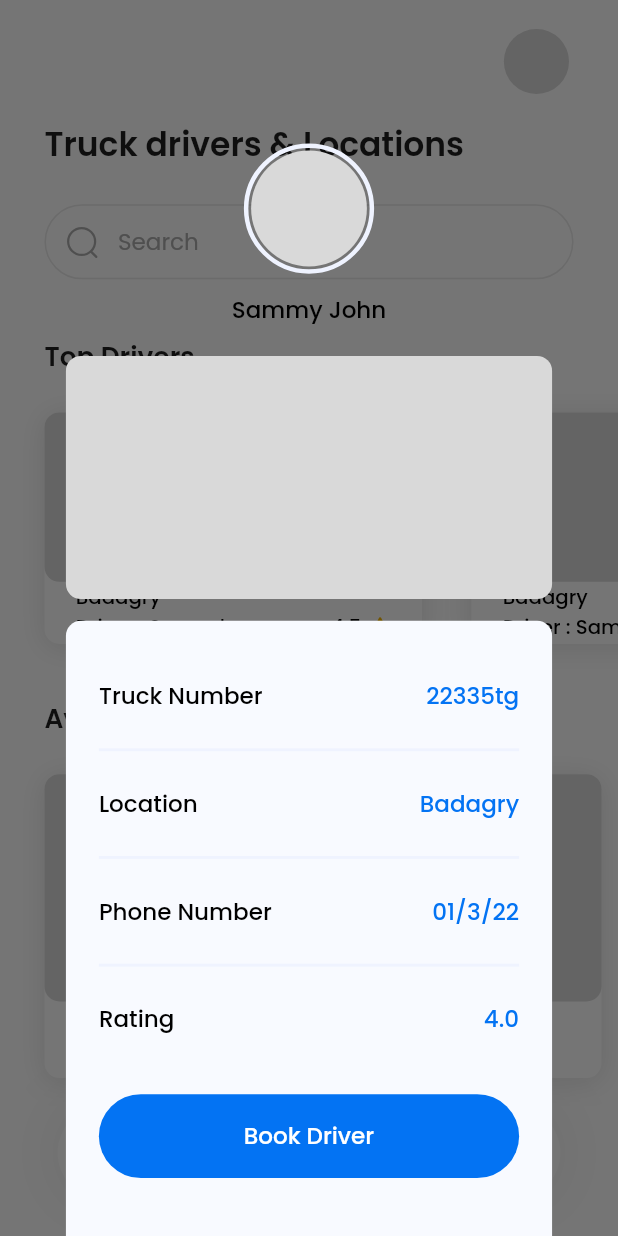
After one commit to Donkelv/lawma_app, a Flutter app: the BottomAppBarScreeen screen opened by its route, after a tap on "Badagry", on a phone screen of 412 x 824 dp. The commit adds this screen. Run offline on Flutter 3.47's test engine with Material 2 defaults, Android fonts, the phone set to English and light mode, and no system bars; our stand-ins replace cloud_firestore, dartz, firebase_auth, firebase_core, flutter_riverpod, flutter_screenutil and 3 more; missing offline and left inert: shape_of_view; accounts and stored records are empty.

Commit message:
feat: dirver details widget

```diff
--- a/lib/data/constant/color_const.dart
+++ b/lib/data/constant/color_const.dart
@@ -10,6 +10,7 @@ class ColorConst {
   static const Color blackColor = Colors.black;
   static const Color primaryColor = Color(0xff0373F3);
   static const Color primaryColor2 = Color(0xff0077FF);
+  static const Color primaryColor3 = Color(0xFFF8FAFF);
   static const Color lightPrimaryColor = Color(0xFFEFF3FF);
   static const Color greyColor = Color(0xFFB4B4B4);
   static const Color greyColor2 = Color(0xFF7B6F72);
--- a/lib/presentation/screens/home_screen.dart
+++ b/lib/presentation/screens/home_screen.dart
@@ -6,6 +6,8 @@ import 'package:lawma_app/data/constant/color_const.dart';
 import 'package:lawma_app/data/constant/image_const.dart';
 import 'package:lawma_app/data/utils/theme_const.dart';
 import 'package:lawma_app/presentation/widgets/available_driver_widget.dart';
+import 'package:lawma_app/presentation/widgets/custom_bottom_sheet.dart';
+import 'package:lawma_app/presentation/widgets/driver_detail_widget.dart';
 import 'package:lawma_app/presentation/widgets/text_field.dart';
 import 'package:lawma_app/presentation/widgets/top_drivers_widget.dart';
 
@@ -101,7 +103,12 @@ class HomeScreen extends StatelessWidget {
                     scrollDirection: Axis.horizontal,
                     itemCount: 5,
                     itemBuilder: (context, index) {
-                      return const TopDriversWidget();
+                      return TopDriversWidget(
+                        onTap: () {
+                          customBottomSheet(
+                              context: context, widget: DriverDetailWidget(),);
+                        },
+                      );
                     }),
               ),
             ),
--- /dev/null
+++ b/lib/presentation/widgets/driver_detail_widget.dart
@@ -0,0 +1,222 @@
+import 'package:flutter/material.dart';
+import 'package:flutter_screenutil/flutter_screenutil.dart';
+import 'package:lawma_app/data/constant/color_const.dart';
+import 'package:lawma_app/data/utils/theme_const.dart';
+import 'package:lawma_app/presentation/widgets/custom_button.dart';
+
+class DriverDetailWidget extends StatelessWidget {
+  const DriverDetailWidget({Key? key}) : super(key: key);
+
+  @override
+  Widget build(BuildContext context) {
+    Size size = MediaQuery.of(context).size;
+    return Padding(
+      padding: EdgeInsets.symmetric(horizontal: 40.0.w),
+      child: Column(
+        mainAxisSize: MainAxisSize.min,
+        mainAxisAlignment: MainAxisAlignment.start,
+        crossAxisAlignment: CrossAxisAlignment.center,
+        children: [
+          SizedBox(
+            height: 50.0.h,
+          ),
+          Container(
+            width: 90.0.w,
+            height: 90.0.h,
+            decoration: BoxDecoration(
+              shape: BoxShape.circle,
+              border: Border.all(
+                color: ColorConst.lightPrimaryColor,
+                width: 3.0,
+              ),
+            ),
+            child: Center(
+              child: Container(
+                width: 80.0.w,
+                height: 80.0.h,
+                decoration: const BoxDecoration(
+                  color: ColorConst.lightGreyColor,
+                  shape: BoxShape.circle,
+                ),
+              ),
+            ),
+          ),
+          SizedBox(
+            height: 13.0.h,
+          ),
+          Text(
+            "Sammy John",
+            textAlign: TextAlign.center,
+            style: CustomTheme.normalText(context),
+          ),
+          SizedBox(
+            height: 20.0.h,
+          ),
+          Container(
+            width: size.width,
+            height: 168.0.h,
+            decoration: BoxDecoration(
+              color: ColorConst.lightGreyColor,
+              borderRadius: BorderRadius.circular(10.0),
+            ),
+          ),
+          SizedBox(
+            height: 15.0.h,
+          ),
+          Container(
+            width: size.width,
+            decoration: const BoxDecoration(
+              color: ColorConst.primaryColor3,
+              borderRadius: BorderRadius.only(
+                topLeft: Radius.circular(10.0),
+                topRight: Radius.circular(10.0),
+              )
+            ),
+            child: Padding(
+              padding:  EdgeInsets.symmetric(horizontal: 20.0.w),
+              child: Column(
+                mainAxisAlignment: MainAxisAlignment.start,
+                crossAxisAlignment: CrossAxisAlignment.center,
+                children: [
+                  SizedBox(
+                    height: 40.0.h,
+                  ),
+                  Row(
+                    mainAxisAlignment: MainAxisAlignment.spaceBetween,
+                    crossAxisAlignment: CrossAxisAlignment.center,
+                    children: [
+                      Text(
+                        "Truck Number",
+                        style: CustomTheme.normalText(context).copyWith(
+                          color: ColorConst.blackColor,
+                          fontWeight: FontWeight.w500,
+                        ),
+                      ),
+                      Text(
+                        "22335tg",
+                        style: CustomTheme.normalText(context).copyWith(
+                          color: ColorConst.primaryColor,
+                          fontWeight: FontWeight.w500,
+                        ),
+                      ),
+                    ],
+                  ),
+                  SizedBox(
+                    height: 17.0.h,
+                  ),
+                  Divider(
+                    color: ColorConst.lightPrimaryColor,
+                    thickness: 2.0.h,
+                  ),
+                  SizedBox(
+                    height: 17.0.h,
+                  ),
+                  Row(
+                    mainAxisAlignment: MainAxisAlignment.spaceBetween,
+                    crossAxisAlignment: CrossAxisAlignment.center,
+                    children: [
+                      Text(
+                        "Location",
+                        style: CustomTheme.normalText(context).copyWith(
+                          color: ColorConst.blackColor,
+                          fontWeight: FontWeight.w500,
+                        ),
+                      ),
+                      Text(
+                        "Badagry",
+                        textAlign: TextAlign.end,
+                        maxLines: 2,
+                        overflow: TextOverflow.ellipsis,
+                        style: CustomTheme.normalText(context).copyWith(
+                          color: ColorConst.primaryColor,
+                          fontWeight: FontWeight.w500,
+                        ),
+                      ),
+                    ],
+                  ),
+                   SizedBox(
+                    height: 17.0.h,
+                  ),
+                  Divider(
+                    color: ColorConst.lightPrimaryColor,
+                    thickness: 2.0.h,
+                  ),
+                  SizedBox(
+                    height: 17.0.h,
+                  ),
+                  Row(
+                    mainAxisAlignment: MainAxisAlignment.spaceBetween,
+                    crossAxisAlignment: CrossAxisAlignment.center,
+                    children: [
+                      Text(
+                        "Phone Number",
+                        style: CustomTheme.normalText(context).copyWith(
+                          color: ColorConst.blackColor,
+                          fontWeight: FontWeight.w500,
+                        ),
+                      ),
+                      Text(
+                        "01/3/22",
+                        textAlign: TextAlign.end,
+                        maxLines: 2,
+                        overflow: TextOverflow.ellipsis,
+                        style: CustomTheme.normalText(context).copyWith(
+                          color: ColorConst.primaryColor,
+                          fontWeight: FontWeight.w500,
+                        ),
+                      ),
+                    ],
+                  ),
+                   SizedBox(
+                    height: 17.0.h,
+                  ),
+                  Divider(
+                    color: ColorConst.lightPrimaryColor,
+                    thickness: 2.0.h,
+                  ),
+                  SizedBox(
+                    height: 17.0.h,
+                  ),
+                  Row(
+                    mainAxisAlignment: MainAxisAlignment.spaceBetween,
+                    crossAxisAlignment: CrossAxisAlignment.center,
+                    children: [
+                      Text(
+                        "Rating",
+                        style: CustomTheme.normalText(context).copyWith(
+                          color: ColorConst.blackColor,
+                          fontWeight: FontWeight.w500,
+                        ),
+                      ),
+                      Text(
+                        "4.0",
+                        textAlign: TextAlign.end,
+                        maxLines: 2,
+                        overflow: TextOverflow.ellipsis,
+                        style: CustomTheme.normalText(context).copyWith(
+                          color: ColorConst.primaryColor,
+                          fontWeight: FontWeight.w500,
+                        ),
+                      ),
+                    ],
+                  ),
+                  SizedBox(
+                    height: 40.0.h,
+                  ),
+                  CustomButton(
+                    text: "Book Driver",
+                    onTap: (){
+
+                    },),
+                    SizedBox(
+                    height: 40.0.h,
+                  ),
+                ],
+              ),
+            ),
+          ),
+        ],
+      ),
+    );
+  }
+}
--- a/lib/presentation/widgets/top_drivers_widget.dart
+++ b/lib/presentation/widgets/top_drivers_widget.dart
@@ -6,7 +6,9 @@ import 'package:lawma_app/data/constant/image_const.dart';
 import 'package:lawma_app/data/utils/theme_const.dart';
 
 class TopDriversWidget extends StatelessWidget {
+  final VoidCallback? onTap;
   const TopDriversWidget({
+    this.onTap,
     Key? key,
   }) : super(key: key);
 
@@ -29,6 +31,10 @@ class TopDriversWidget extends StatelessWidget {
             ),
           ],
         ),
+        child: Material(
+          type: MaterialType.transparency,
+          child: InkWell(
+            onTap: onTap,
             child: Column(
               mainAxisSize: MainAxisSize.min,
               children: [
@@ -91,6 +97,8 @@ class TopDriversWidget extends StatelessWidget {
               ],
             ),
           ),
+        ),
+      ),
     );
   }
 }
```
Lines whose indentation alone changed are shown as unchanged.
